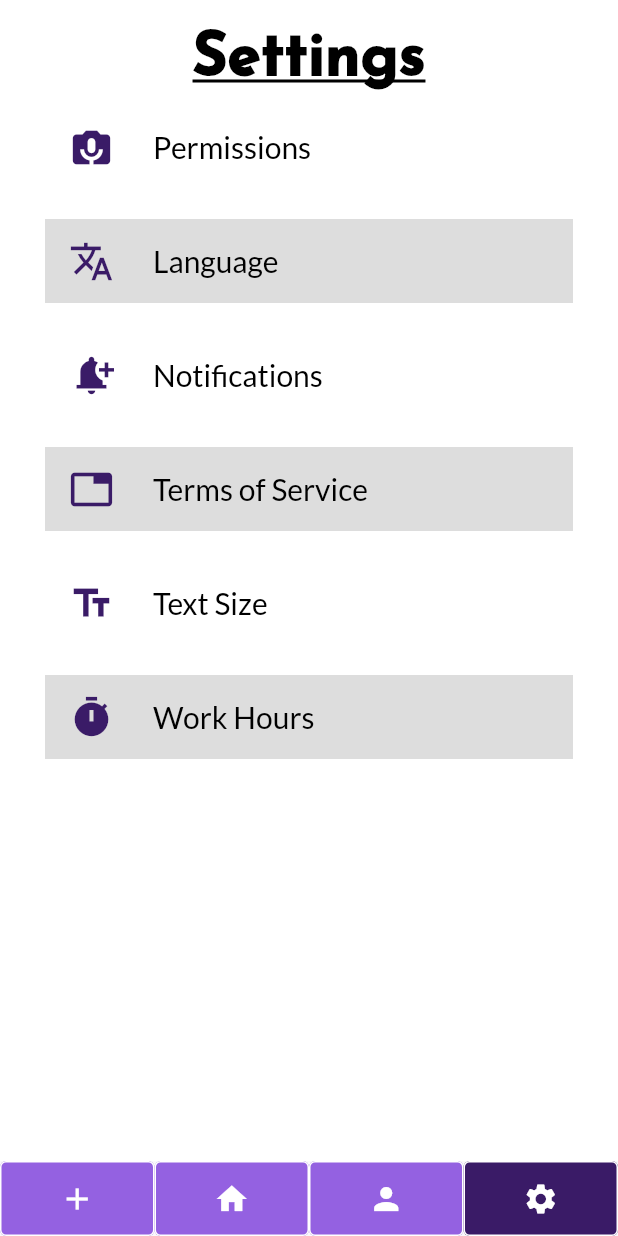
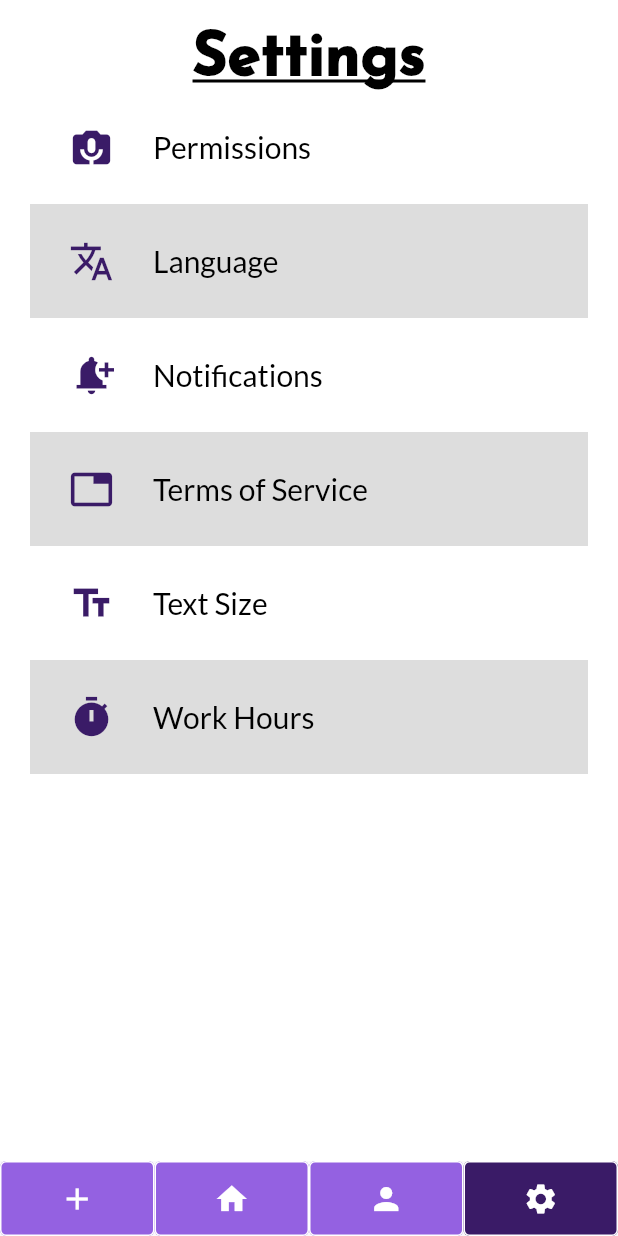
Before and after one commit to AreebE/Eduniciate, a Flutter app: the screen it shows after launch, item 4 of the bottom bar chosen, on a phone screen of 412 x 824 dp. Run offline on Flutter 3.47's test engine with Material 2 defaults, Android fonts, the phone set to English and light mode, and no system bars; our stand-ins replace cloud_firestore, firebase_auth, firebase_core, firebase_storage, google_sign_in; accounts and stored records are empty.

Commit message:
quick edit

```diff
--- a/lib/settings/settings.dart
+++ b/lib/settings/settings.dart
@@ -93,9 +93,8 @@ class _SettingsState extends State<Settings> {
         ? CustomColorScheme.backgroundAndHighlightedNormalText
         : CustomColorScheme.gray;
 
-    return Padding(
+    return Container(
       padding: EdgeInsets.all(Sizes.smallMargin),
-        child: Container(
       color: colorScheme.getColor(backgroundColorID),
       child: ListTile(
         selectedColor: colorScheme.getColor(CustomColorScheme.gray),
@@ -111,10 +110,10 @@ class _SettingsState extends State<Settings> {
             style: FontStandards.getTextStyle(
                 colorScheme, Style.norm, FontSize.medium)),
         onTap: () {
-              openSection(position);
+          openSection(position - 1);
         },
       ),
-        ));
+    );
   }
 
   void openSection(int type) {
```
Lines whose indentation alone changed are shown as unchanged.
